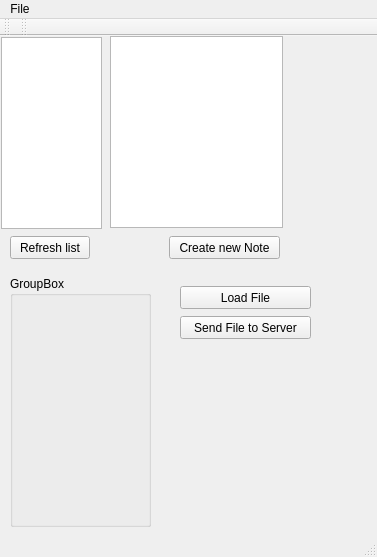
This is mainwindow.ui in Aaltis/Note-File-Client as Qt 5 draws it before an edit. The edited form follows.
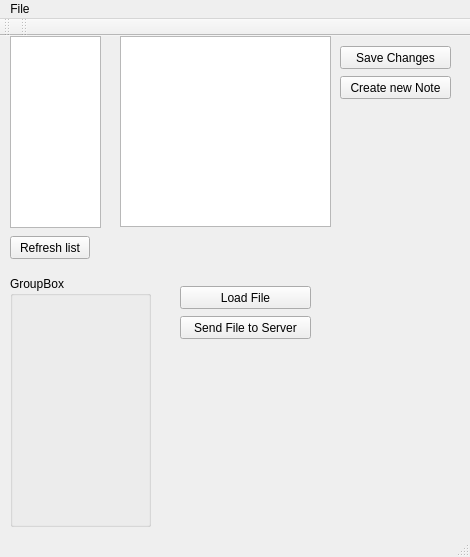
This is the edited form.

What changed in the file:
```diff
--- a/mainwindow.ui
+++ b/mainwindow.ui
@@ -6,7 +6,7 @@
    <rect>
     <x>0</x>
     <y>0</y>
-    <width>377</width>
+    <width>470</width>
     <height>557</height>
    </rect>
   </property>
@@ -69,8 +69,8 @@
    <widget class="QPushButton" name="btnNewNote">
     <property name="geometry">
      <rect>
-      <x>169</x>
-      <y>200</y>
+      <x>340</x>
+      <y>40</y>
       <width>111</width>
       <height>23</height>
      </rect>
@@ -79,33 +79,46 @@
      <string>Create new Note</string>
     </property>
    </widget>
-   <widget class="QTextBrowser" name="textBrowser">
+   <widget class="QTextEdit" name="textEditNote">
     <property name="geometry">
      <rect>
-      <x>110</x>
+      <x>120</x>
       <y>0</y>
-      <width>173</width>
-      <height>192</height>
+      <width>211</width>
+      <height>191</height>
      </rect>
     </property>
    </widget>
-   <widget class="QListView" name="listView">
+   <widget class="QListWidget" name="listWidgetNotes">
     <property name="geometry">
      <rect>
-      <x>1</x>
-      <y>1</y>
-      <width>101</width>
+      <x>10</x>
+      <y>0</y>
+      <width>91</width>
       <height>192</height>
      </rect>
     </property>
    </widget>
+   <widget class="QPushButton" name="btnSaveChanges">
+    <property name="geometry">
+     <rect>
+      <x>340</x>
+      <y>10</y>
+      <width>111</width>
+      <height>23</height>
+     </rect>
+    </property>
+    <property name="text">
+     <string>Save Changes</string>
+    </property>
+   </widget>
   </widget>
   <widget class="QMenuBar" name="menuBar">
    <property name="geometry">
     <rect>
      <x>0</x>
      <y>0</y>
-     <width>377</width>
+     <width>470</width>
      <height>20</height>
     </rect>
    </property>
```
